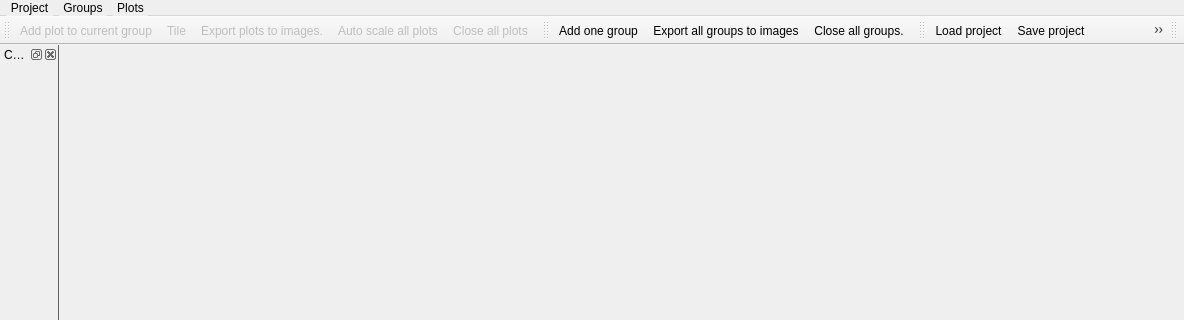
This is src/apps/rragraph/MainWindow.ui in rasmadeus/Rragraph as Qt 5 draws it before an edit; both pictures show x 0 to 1184 and y 0 to 320 of the 1184 by 781 pixel window. The edited form follows.
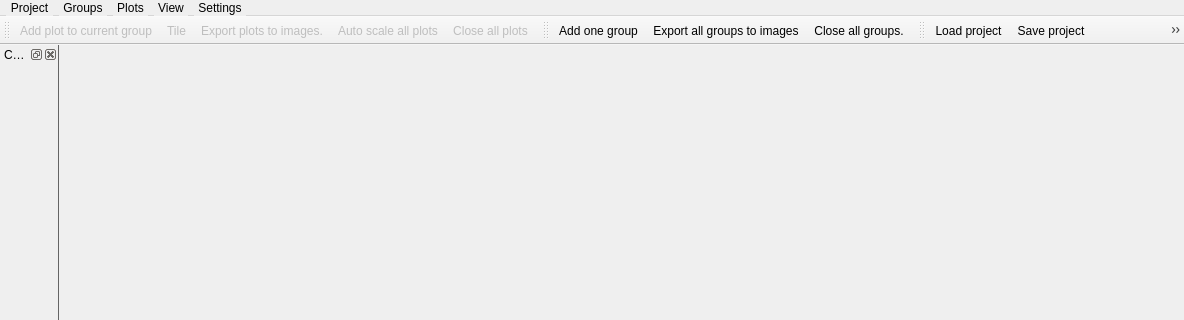
This is the edited form. Icons and pictures are not drawn.

```diff
--- a/src/apps/rragraph/MainWindow.ui
+++ b/src/apps/rragraph/MainWindow.ui
@@ -134,9 +134,27 @@
     <addaction name="actionAutoScaleAllPlots"/>
     <addaction name="menuPlotsTiling"/>
    </widget>
+   <widget class="QMenu" name="menuView">
+    <property name="title">
+     <string>View</string>
+    </property>
+    <addaction name="actionVisibilityProjectToolBar"/>
+    <addaction name="actionVisibilityPlotsToolBar"/>
+    <addaction name="actionVisibilityGroupsToolBar"/>
+    <addaction name="separator"/>
+    <addaction name="actionVisibilityCommonSettings"/>
+   </widget>
+   <widget class="QMenu" name="menuSamples">
+    <property name="title">
+     <string>Settings</string>
+    </property>
+    <addaction name="actionShowSamplesManager"/>
+   </widget>
    <addaction name="menuProject"/>
    <addaction name="menuGroups"/>
    <addaction name="menuPlots"/>
+   <addaction name="menuView"/>
+   <addaction name="menuSamples"/>
   </widget>
   <widget class="QToolBar" name="toolBarPlots">
    <property name="enabled">
@@ -183,17 +201,6 @@
    <addaction name="actionSaveProject"/>
    <addaction name="actionReloadProject"/>
   </widget>
-  <widget class="QToolBar" name="toolBar">
-   <property name="windowTitle">
-    <string>toolBar</string>
-   </property>
-   <attribute name="toolBarArea">
-    <enum>TopToolBarArea</enum>
-   </attribute>
-   <attribute name="toolBarBreak">
-    <bool>false</bool>
-   </attribute>
-  </widget>
   <widget class="QDockWidget" name="commonSettings">
    <property name="styleSheet">
     <string notr="true"/>
```
Left out of the diff: 192 changed lines with no effect on the pictures.
